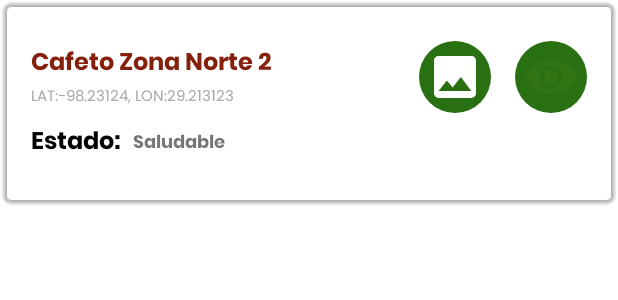
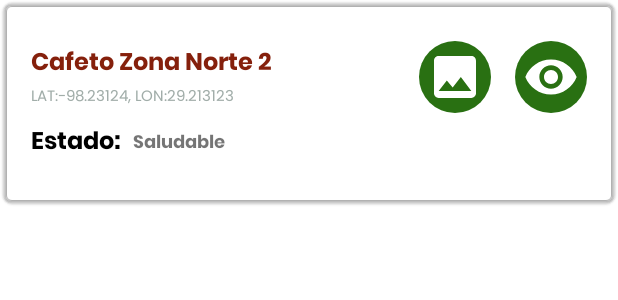
Before and after one commit to JhonSaldarriaga/CoffeeTec-Android, an Android app: the layout cafeto_row.xml on its own in the app's theme, with its tools: preview values and no code run, on a phone screen of 412 x 824 dp. Shown: the top 300 px of the screen. Run offline under Robolectric (Android 15) with nearby library versions, the phone set to English and light mode, and no system bars.

Commit message:
fix the color in some resources

```diff
--- a/app/src/main/AndroidManifest.xml
+++ b/app/src/main/AndroidManifest.xml
@@ -5,6 +5,7 @@
     <uses-permission android:name="android.permission.CAMERA"/>
     <uses-permission android:name="android.permission.READ_EXTERNAL_STORAGE"/>
     <uses-permission android:name="android.permission.WRITE_EXTERNAL_STORAGE" />
+    <uses-permission android:name="android.permission.ACTION_OPEN_DOCUMENT" />
 
     <application
         android:allowBackup="true"
--- a/app/src/main/java/com/example/coffetec/sensors/SensorViewHolder.kt
+++ b/app/src/main/java/com/example/coffetec/sensors/SensorViewHolder.kt
@@ -51,7 +51,7 @@ class SensorViewHolder(itemView:View): RecyclerView.ViewHolder(itemView) {
         }else{
             sensorState.setText("Activo")
             sensorState.setTextColor(Color.rgb(41,112,18))
-            sensorImg.setImageResource(R.drawable.ic_baseline_wifi_24)
+            sensorImg.setImageResource(R.drawable.ic_baseline_wifi_24_green)
 
         }
     }
--- a/app/src/main/res/drawable/ic_baseline_add_24.xml
+++ b/app/src/main/res/drawable/ic_baseline_add_24.xml
@@ -1,5 +1,4 @@
-
-<vector android:height="24dp" android:tint="#307414"
+<vector android:height="24dp" android:tint="@color/white"
     android:viewportHeight="24" android:viewportWidth="24"
     android:width="24dp" xmlns:android="http://schemas.android.com/apk/res/android">
     <path android:fillColor="@android:color/white" android:pathData="M19,13h-6v6h-2v-6H5v-2h6V5h2v6h6v2z"/>
--- a/app/src/main/res/drawable/ic_baseline_remove_red_eye_24.xml
+++ b/app/src/main/res/drawable/ic_baseline_remove_red_eye_24.xml
@@ -1,5 +1,4 @@
-
-<vector android:height="24dp" android:tint="#307414"
+<vector android:height="24dp" android:tint="@color/white"
     android:viewportHeight="24" android:viewportWidth="24"
     android:width="24dp" xmlns:android="http://schemas.android.com/apk/res/android">
     <path android:fillColor="@android:color/white" android:pathData="M12,4.5C7,4.5 2.73,7.61 1,12c1.73,4.39 6,7.5 11,7.5s9.27,-3.11 11,-7.5c-1.73,-4.39 -6,-7.5 -11,-7.5zM12,17c-2.76,0 -5,-2.24 -5,-5s2.24,-5 5,-5 5,2.24 5,5 -2.24,5 -5,5zM12,9c-1.66,0 -3,1.34 -3,3s1.34,3 3,3 3,-1.34 3,-3 -1.34,-3 -3,-3z"/>
```
Also changed, not shown: app/src/main/java/com/example/coffetec/HomeActivity.kt (+5 -6 lines), app/src/main/res/drawable/ic_baseline_wifi_24_green.xml (added, +7 -0 lines).
